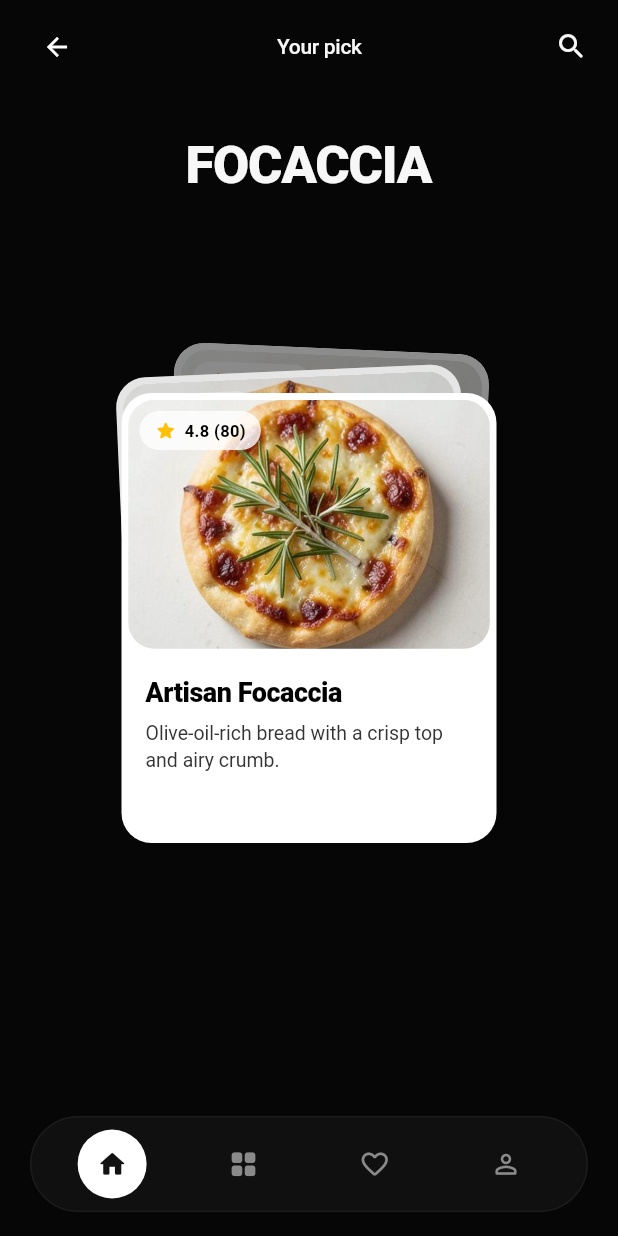
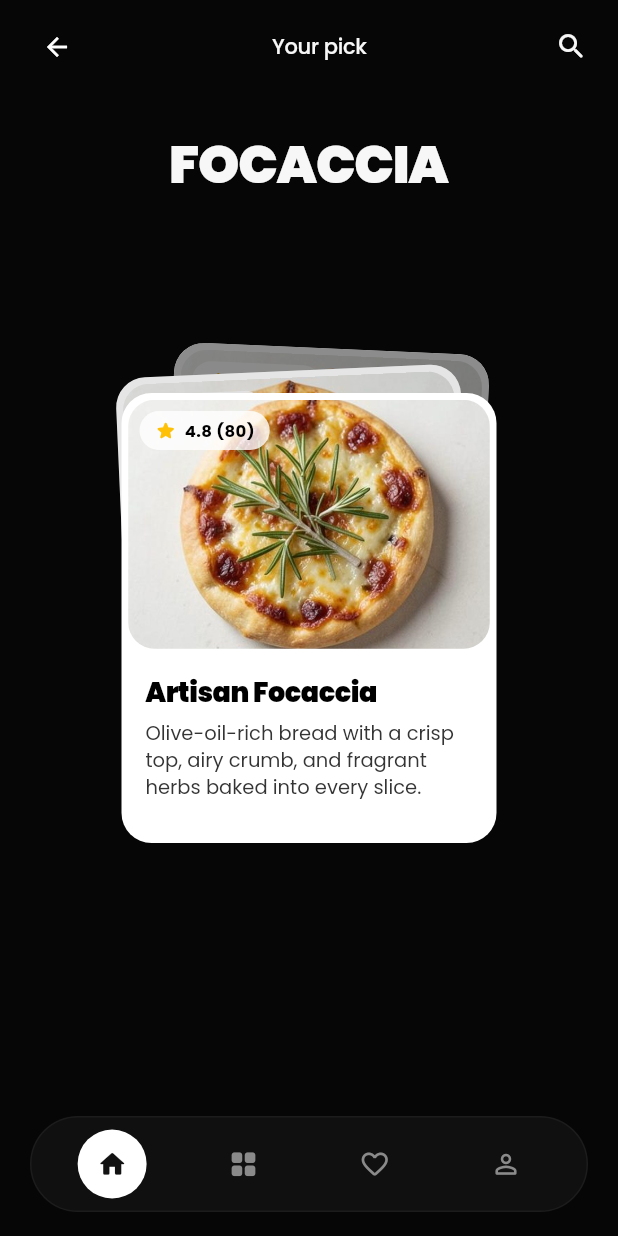
Before and after one commit to OniX9/food-dial, a Flutter app: the screen it shows after launch, after a tap on "Focaccia", on a phone screen of 412 x 824 dp. Run offline on Flutter 3.47's test engine with Material 3 defaults, Android fonts, the phone set to English and light mode, and no system bars.

Commit message:
added poppins as default font, speed up animation, & extended food desc

```diff
--- a/lib/main.dart
+++ b/lib/main.dart
@@ -1,11 +1,3 @@
-// Bake picker screen — circular word wheel
-// Single-file Flutter app. Drop into lib/main.dart and run.
-//
-// Optional (recommended for the exact look): add to pubspec.yaml
-//   dependencies:
-//     google_fonts: ^6.2.1
-// then swap the `_font` helper below for GoogleFonts.poppins(...).
-
 import 'dart:math' as math;
 import 'package:flutter/material.dart';
 import 'package:flutter/services.dart';
@@ -25,6 +17,7 @@ class BakeApp extends StatelessWidget {
       debugShowCheckedModeBanner: false,
       theme: ThemeData(
         useMaterial3: true,
+        fontFamily: "Poppins",
         scaffoldBackgroundColor: const Color(0xFF060606),
         colorScheme: const ColorScheme.dark(
           surface: Color(0xFF0A0A0A),
@@ -80,6 +73,10 @@ class FoodModel {
   final String description;
 }
 
+int  durationMin =  250;
+final durationMax = 300;
+
+
 class BakeHomePage extends StatefulWidget {
   const BakeHomePage({super.key});
 
@@ -87,109 +84,128 @@ class BakeHomePage extends StatefulWidget {
   State<BakeHomePage> createState() => _BakeHomePageState();
 }
 
+
 class _BakeHomePageState extends State<BakeHomePage> {
   static const _foods = <FoodModel>[
     FoodModel(
       name: 'Pretzel',
       imageAsset: 'assets/images/pretzel.jpg',
-      description: 'Twisted, chewy dough with a crisp, salty crust.',
+      description:
+          'Twisted, chewy dough with a crisp, salty crust and a warm, toasty finish.',
     ),
     FoodModel(
       name: 'Scone',
       imageAsset: 'assets/images/scone.jpg',
-      description: 'Tender and buttery with a lightly crisp golden edge.',
+      description:
+          'Tender and buttery with a lightly crisp golden edge, perfect with jam or clotted cream.',
     ),
     FoodModel(
       name: 'Muffin',
       imageAsset: 'assets/images/muffin.jpg',
-      description: 'Soft, fluffy crumb with a sweet bakery-style top.',
+      description:
+          'Soft, fluffy crumb with a sweet bakery-style top and plenty of comforting, homemade flavor.',
     ),
     FoodModel(
       name: 'Bagel',
       imageAsset: 'assets/images/bagel.jpg',
-      description: 'A glossy, chewy classic with a dense, satisfying bite.',
+      description:
+          'A glossy, chewy classic with a dense, satisfying bite and a lightly toasted exterior.',
     ),
     FoodModel(
       name: 'Danish',
       imageAsset: 'assets/images/danish.jpg',
-      description: 'Flaky laminated pastry layered around a sweet center.',
+      description:
+          'Flaky laminated pastry layered around a sweet center, finished with delicate golden folds.',
     ),
     FoodModel(
       name: 'Macaron',
       imageAsset: 'assets/images/macaron.jpg',
-      description: 'Delicate almond shells with a smooth, creamy filling.',
+      description:
+          'Delicate almond shells with a smooth, creamy filling and a lovely contrast of textures.',
     ),
     FoodModel(
       name: 'Éclair',
       imageAsset: 'assets/images/eclair.jpg',
-      description: 'Light choux pastry filled with silky custard and glaze.',
+      description:
+          'Light choux pastry filled with silky custard and topped with a glossy, delicate glaze.',
     ),
     FoodModel(
       name: 'Strudel',
       imageAsset: 'assets/images/strudel.jpg',
-      description: 'Paper-thin pastry wrapped around warm spiced fruit.',
+      description:
+          'Paper-thin pastry wrapped around warm spiced fruit, creating a crisp, fragrant dessert.',
     ),
     FoodModel(
       name: 'Crumpet',
       imageAsset: 'assets/images/crumpet.jpg',
-      description: 'A tender, airy breakfast bake made for melting butter.',
+      description:
+          'A tender, airy breakfast bake made for melting butter, with tiny pockets that catch every bite.',
     ),
     FoodModel(
       name: 'Cheesecake',
       imageAsset: 'assets/images/cheesecake.jpg',
-      description: 'Rich, creamy filling balanced by a delicate biscuit base.',
+      description:
+          'Rich, creamy filling balanced by a delicate biscuit base and a smooth, luxurious finish.',
     ),
     FoodModel(
       name: 'Focaccia',
       imageAsset: 'assets/images/focaccia.jpg',
-      description: 'Olive-oil-rich bread with a crisp top and airy crumb.',
+      description:
+          'Olive-oil-rich bread with a crisp top, airy crumb, and fragrant herbs baked into every slice.',
     ),
     FoodModel(
       name: 'Cookies',
       imageAsset: 'assets/images/cookies.jpg',
-      description: 'Golden-edged treats with a soft, warmly spiced center.',
+      description:
+          'Golden-edged treats with a soft, warmly spiced center and just the right amount of sweetness.',
     ),
     FoodModel(
       name: 'Cinnamon roll',
       imageAsset: 'assets/images/cinnamon_roll.jpg',
-      description: 'Pillowy spirals swirled with cinnamon sugar and glaze.',
+      description:
+          'Pillowy spirals swirled with cinnamon sugar and finished with a smooth, delicate glaze.',
     ),
     FoodModel(
       name: 'Banana bread',
       imageAsset: 'assets/images/banana_bread.avif',
       description:
-          'Moist, fragrant loaf with ripe banana and toasted sweetness.',
+          'Moist, fragrant loaf with ripe banana, toasted sweetness, and a tender crumb that stays soft.',
     ),
     FoodModel(
       name: 'Baguette',
       imageAsset: 'assets/images/baguette.jpg',
-      description: 'Crackly French bread with a light, open interior.',
+      description:
+          'Crackly French bread with a light, open interior and a deeply golden crust made for tearing.',
     ),
     FoodModel(
       name: 'Sourdough',
       imageAsset: 'assets/images/sourdough.jpg',
       description:
-          'Naturally fermented bread with a tangy flavor and chewy crust.',
+          'Naturally fermented bread with a tangy flavor, chewy crust, and a beautifully open interior.',
     ),
     FoodModel(
       name: 'Croissant',
       imageAsset: 'assets/images/croissant.jpg',
-      description: 'Buttery, flaky layers that shatter with every bite.',
+      description:
+          'Buttery, flaky layers that shatter with every bite and reveal a soft, airy center.',
     ),
     FoodModel(
       name: 'Bagel',
       imageAsset: 'assets/images/bagel.jpg',
-      description: 'A toasted, chewy ring ready for a generous spread.',
+      description:
+          'A toasted, chewy ring ready for a generous spread, whether sweet, savory, or simply buttery.',
     ),
     FoodModel(
       name: 'Brioche',
       imageAsset: 'assets/images/brioche.jpg',
-      description: 'Rich, tender bread with a soft crumb and buttery finish.',
+      description:
+          'Rich, tender bread with a soft crumb, buttery finish, and a subtle sweetness that makes it irresistible.',
     ),
     FoodModel(
       name: 'Ciabatta',
       imageAsset: 'assets/images/ciabatta.jpg',
-      description: 'Rustic Italian bread with a crisp crust and open crumb.',
+      description:
+          'Rustic Italian bread with a crisp crust, open crumb, and plenty of room for olive oil or fillings.',
     ),
   ];
 
@@ -228,7 +244,7 @@ class _BakeHomePageState extends State<BakeHomePage> {
                   const SizedBox(height: 26),
 
                   AnimatedSwitcher(
-                    duration: const Duration(milliseconds: 300),
+                    duration: Duration(milliseconds: durationMin),
                     transitionBuilder: (child, animation) {
                       return AlignTransition(
                         alignment: Tween<AlignmentGeometry>(
@@ -272,10 +288,10 @@ class _BakeHomePageState extends State<BakeHomePage> {
                   const SizedBox(height: 10),
                   Expanded(
                     child: AnimatedSlide(
-                      duration: Duration(milliseconds: 350),
+                      duration: Duration(milliseconds: durationMax),
                       offset: picked ? Offset(-1.5, 0) : Offset.zero,
                       child: AnimatedRotation(
-                        duration: Duration(milliseconds: 350),
+                        duration: Duration(milliseconds: durationMax),
                         turns: picked ? -0.25 : 0,
                         child: CircularWordWheel(
                           items: _itemNames,
@@ -322,10 +338,10 @@ class _BakeHomePageState extends State<BakeHomePage> {
 
               return Center(
                 child: AnimatedSlide(
-                  duration: Duration(milliseconds: 600),
+                  duration: Duration(milliseconds: durationMin * 2),
                   offset: picked ? Offset(0, 0) : Offset(0, 1.8),
                   child: AnimatedRotation(
-                    duration: Duration(milliseconds: 600),
+                    duration: Duration(milliseconds: durationMin * 2),
                     alignment: Alignment.bottomCenter,
                     turns: picked ? turns1 : turns0,
                     child: Container(
@@ -494,7 +510,7 @@ class _SearchField extends StatelessWidget {
   @override
   Widget build(BuildContext context) {
     return AnimatedSwitcher(
-      duration: const Duration(milliseconds: 300),
+      duration: Duration(milliseconds: durationMin),
       transitionBuilder: (child, animation) {
         return FadeTransition(opacity: animation, child: child);
       },
@@ -784,7 +800,7 @@ class _CircularWordWheelState extends State<CircularWordWheel>
                 child: IgnorePointer(
                   child: AnimatedOpacity(
                     opacity: _dragging ? 0.6 : 1,
-                    duration: Duration(milliseconds: 350),
+                    duration: Duration(milliseconds: durationMax),
                     child: Container(
                       width: 260,
                       height: 50,
```
Also changed, not shown: pubspec.yaml (+37 -0 lines), assets/fonts/Poppins/Poppins-Black.ttf (added), assets/fonts/Poppins/Poppins-BlackItalic.ttf (added), assets/fonts/Poppins/Poppins-Bold.ttf (added), assets/fonts/Poppins/Poppins-BoldItalic.ttf (added), assets/fonts/Poppins/Poppins-Italic.ttf (added), assets/fonts/Poppins/Poppins-Light.ttf (added), assets/fonts/Poppins/Poppins-LightItalic.ttf (added), assets/fonts/Poppins/Poppins-Medium.ttf (added), assets/fonts/Poppins/Poppins-MediumItalic.ttf (added), assets/fonts/Poppins/Poppins-Regular.ttf (added), assets/fonts/Poppins/Poppins-SemiBold.ttf (added), assets/fonts/Poppins/Poppins-SemiBoldItalic.ttf (added), assets/fonts/Poppins/Poppins-Thin.ttf (added), 1 more files.
